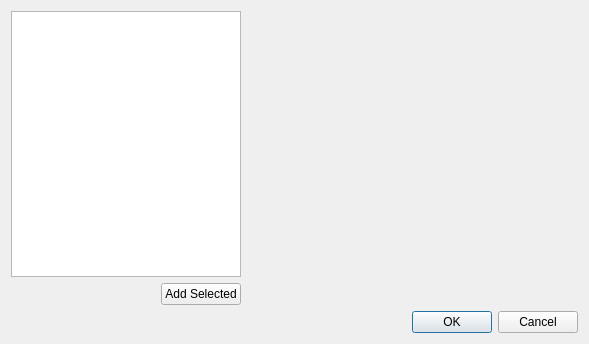
Old version of the form src/gameobjecteditdialog.ui in the repository hello-adam/Hooloovoo.
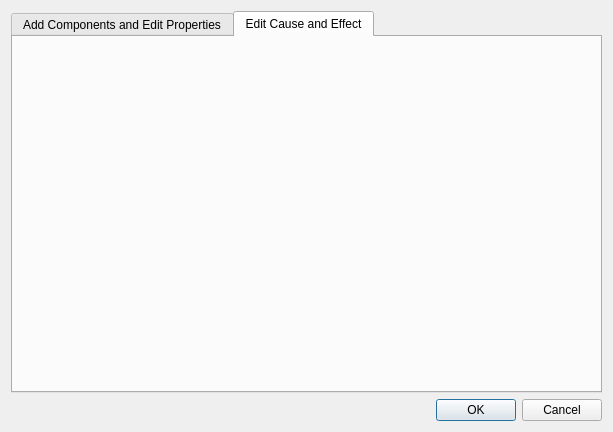
New version of the form. The open tabs and pages were chosen to show the change.

```diff
--- a/src/gameobjecteditdialog.ui
+++ b/src/gameobjecteditdialog.ui
@@ -6,8 +6,8 @@
    <rect>
     <x>0</x>
     <y>0</y>
-    <width>589</width>
-    <height>344</height>
+    <width>613</width>
+    <height>432</height>
    </rect>
   </property>
   <property name="windowTitle">
@@ -15,6 +15,16 @@
   </property>
   <layout class="QVBoxLayout" name="verticalLayout">
    <item>
+    <widget class="QTabWidget" name="tabWidget">
+     <property name="currentIndex">
+      <number>0</number>
+     </property>
+     <widget class="QWidget" name="propertyTab">
+      <attribute name="title">
+       <string>Add Components and Edit Properties</string>
+      </attribute>
+      <layout class="QVBoxLayout" name="verticalLayout_2">
+       <item>
     <layout class="QHBoxLayout" name="horizontalLayout_2">
      <item>
       <widget class="QWidget" name="widget" native="true">
@@ -94,6 +104,20 @@
       </widget>
      </item>
     </layout>
+       </item>
+      </layout>
+     </widget>
+     <widget class="QWidget" name="causeAndEffectTab">
+      <attribute name="title">
+       <string>Edit Cause and Effect</string>
+      </attribute>
+      <layout class="QVBoxLayout" name="verticalLayout_5">
+       <item>
+        <layout class="QVBoxLayout" name="causeAndEffectLayout"/>
+       </item>
+      </layout>
+     </widget>
+    </widget>
    </item>
    <item>
     <layout class="QHBoxLayout" name="horizontalLayout">
```
Lines whose indentation alone changed are shown as unchanged.
